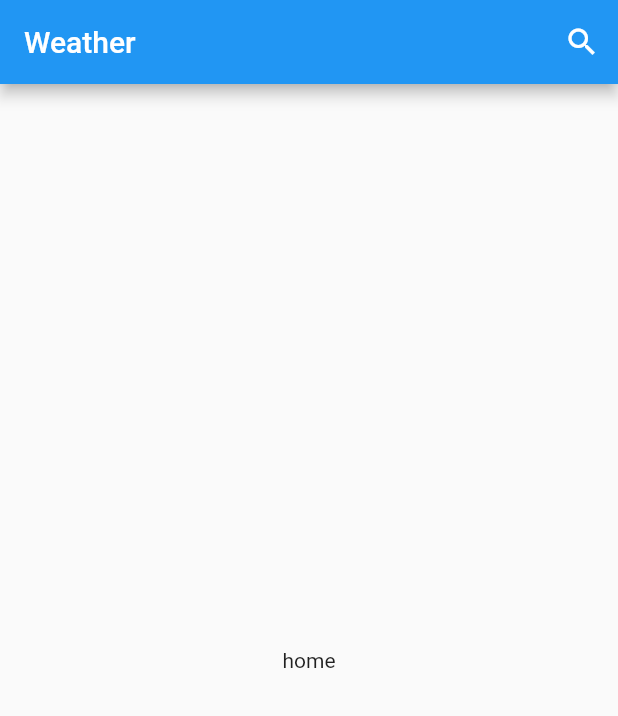
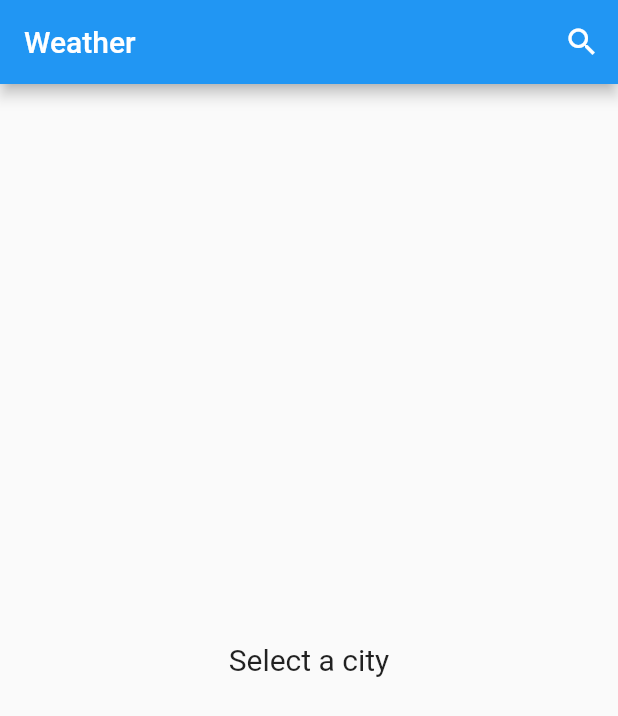
Before and after one commit to tihorskiialeks/weather1.1, a Flutter app: the screen it shows after launch, on a phone screen of 412 x 824 dp. Shown: the top 716 px of the screen. Run offline on Flutter 3.47's test engine with Material 2 defaults, Android fonts, the phone set to English and light mode, and no system bars; our stand-ins replace equatable, flutter_dotenv.

Commit message:
Update home_page.dart
creating showWeather widget. Up to weather in celsius and fahrenheit

```diff
--- a/lib/pages/home_page.dart
+++ b/lib/pages/home_page.dart
@@ -17,6 +17,75 @@ class HomePage extends StatefulWidget {
 class _HomePageState extends State<HomePage> {
   String? _city;
 
+  Widget _showWeather() {
+    final state = context.watch<WeatherProvider>().state;
+    if (state.status == WeatherStatus.initial) {
+      return const Center(
+        child: Text(
+          'Select a city',
+          style: TextStyle(fontSize: 20),
+        ),
+      );
+    }
+    if (state.status == WeatherStatus.loading) {
+      return const Center(
+        child: CircularProgressIndicator(),
+      );
+    }
+    if (state.status == WeatherStatus.error && state.weather.name == '') {
+      return const Center(
+        child: Text(
+          'Select a city',
+          style: TextStyle(fontSize: 20),
+        ),
+      );
+    }
+    return ListView(
+      children: [
+        SizedBox(
+          height: MediaQuery.of(context).size.height / 6,
+        ),
+        Text(
+          state.weather.name,
+          textAlign: TextAlign.center,
+          style: const TextStyle(
+            fontSize: 40,
+            fontWeight: FontWeight.bold,
+          ),
+        ),
+        const SizedBox(
+          height: 10,
+        ),
+        Row(
+          mainAxisAlignment: MainAxisAlignment.center,
+          children: [
+            Text(
+              TimeOfDay.fromDateTime(state.weather.lastUpdated).format(context),
+              style: TextStyle(fontSize: 18),
+            ),
+            const SizedBox(
+              width: 10,
+            ),
+            Text(
+              '${state.weather.country}',
+              style: const TextStyle(fontSize: 18),
+            ),
+          ],
+        ),
+        const SizedBox(
+          height: 60,
+        ),
+        Row(
+          mainAxisAlignment: MainAxisAlignment.center,
+          children: [
+            Text('temperature C - F')
+          ],
+        ),
+
+      ],
+    );
+  }
+
   @override
   Widget build(BuildContext context) {
     return Scaffold(
@@ -30,16 +99,14 @@ class _HomePageState extends State<HomePage> {
                   return SearchPage();
                 }));
                 print(_city);
-                if(_city !=null){
+                if (_city != null) {
                   context.read<WeatherProvider>().fetchWeather(_city!);
                 }
               },
               icon: Icon(Icons.search)),
         ],
       ),
-      body: const Center(
-        child: Text('home'),
-      ),
+      body: _showWeather(),
     );
   }
 }
```
